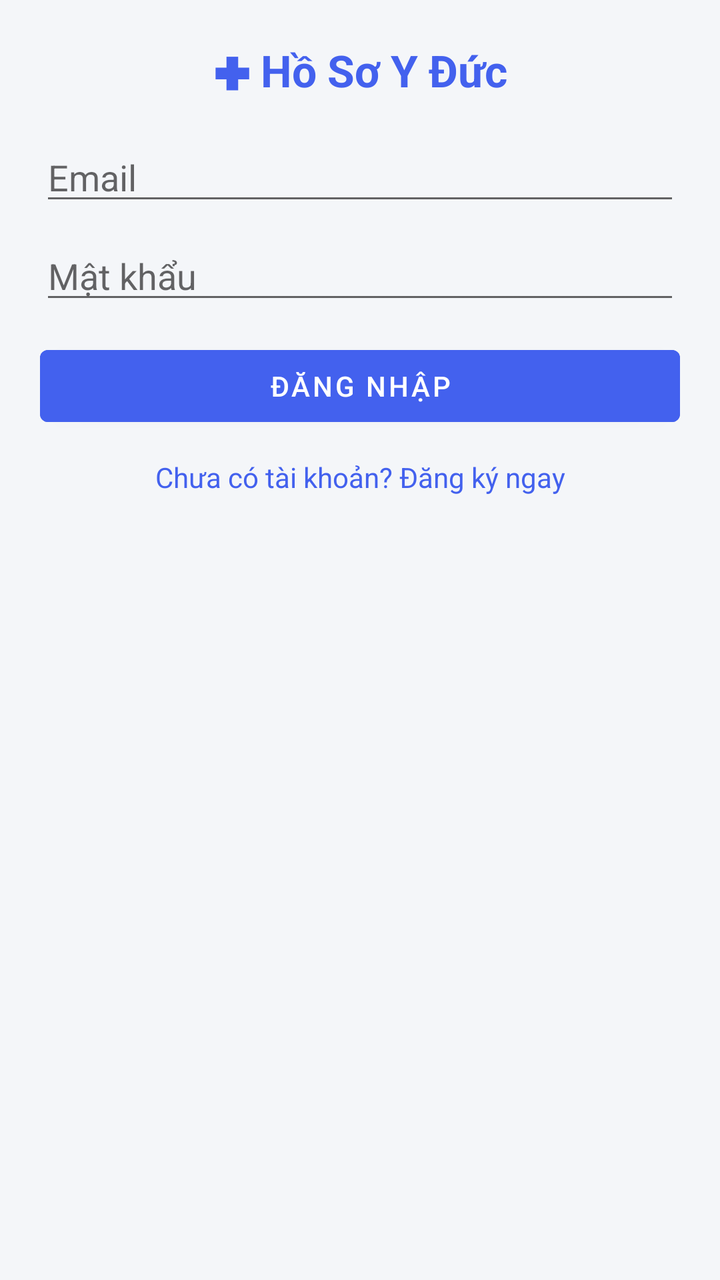
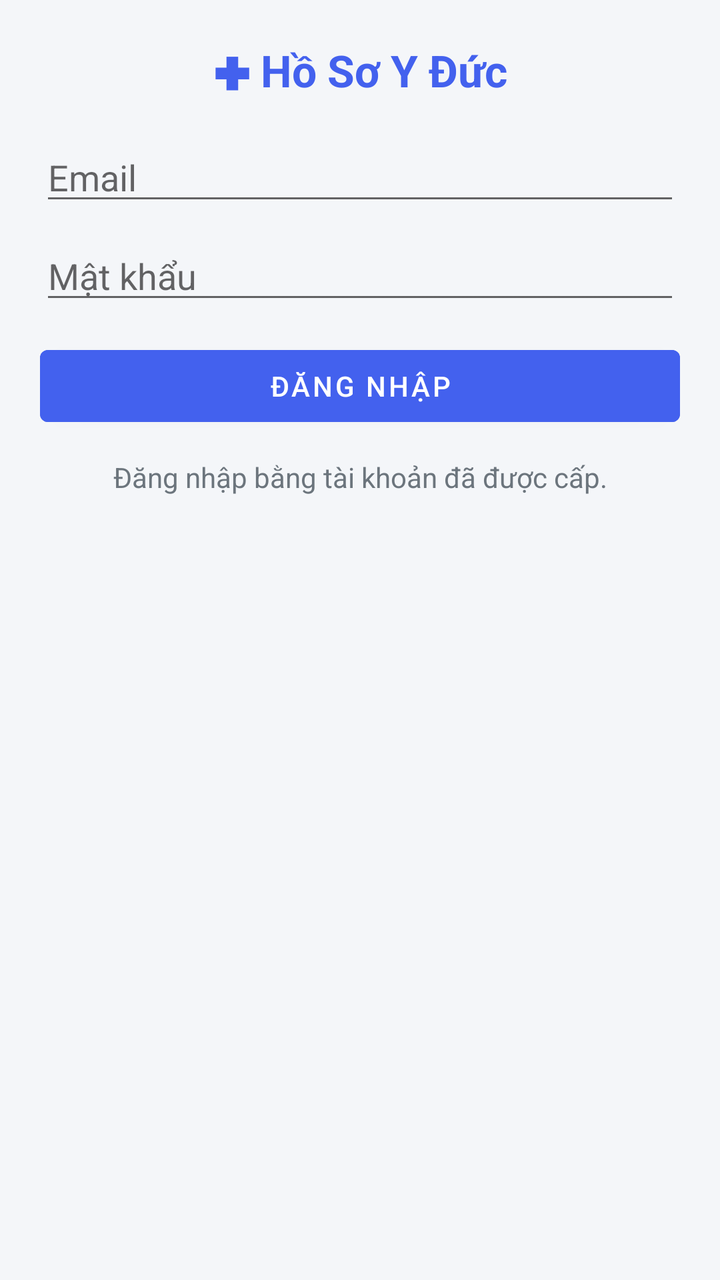

Two renders of the same Android screen: before a commit and after it. Below are the layout's source before the change and the commit's diff.
<!-- AndroidManifest.xml: application theme Theme.HoSoYDuc -->
<!-- res/layout/activity_main.xml -->
<?xml version="1.0" encoding="utf-8"?>
<FrameLayout xmlns:android="http://schemas.android.com/apk/res/android"
    xmlns:app="http://schemas.android.com/apk/res-auto"
    android:layout_width="match_parent"
    android:layout_height="match_parent"
    android:background="@color/background">

    
    <ScrollView
        android:id="@+id/authContainer"
        android:layout_width="match_parent"
        android:layout_height="match_parent">

        <LinearLayout
            android:layout_width="match_parent"
            android:layout_height="wrap_content"
            android:orientation="vertical"
            android:padding="20dp">

            <TextView
                android:layout_width="match_parent"
                android:layout_height="wrap_content"
                android:text="✚ Hồ Sơ Y Đức"
                android:textSize="22sp"
                android:textStyle="bold"
                android:textColor="@color/primary"
                android:gravity="center"
                android:layout_marginBottom="16dp" />

            <EditText
                android:id="@+id/etDisplayName"
                android:layout_width="match_parent"
                android:layout_height="wrap_content"
                android:hint="Tên hiển thị"
                android:visibility="gone"
                android:layout_marginBottom="8dp" />

            <EditText
                android:id="@+id/etEmail"
                android:layout_width="match_parent"
                android:layout_height="wrap_content"
                android:hint="Email"
                android:inputType="textEmailAddress"
                android:layout_marginBottom="8dp" />

            <EditText
                android:id="@+id/etPassword"
                android:layout_width="match_parent"
                android:layout_height="wrap_content"
                android:hint="Mật khẩu"
                android:inputType="textPassword"
                android:layout_marginBottom="12dp" />

            <Button
                android:id="@+id/btnAuth"
                android:layout_width="match_parent"
                android:layout_height="wrap_content"
                android:text="Đăng nhập"
                android:backgroundTint="@color/primary"
                android:textColor="@color/white" />

            <TextView
                android:id="@+id/tvToggleMode"
                android:layout_width="match_parent"
                android:layout_height="wrap_content"
                android:text="Chưa có tài khoản? Đăng ký ngay"
                android:textColor="@color/primary"
                android:gravity="center"
                android:padding="12dp" />

            <TextView
                android:id="@+id/tvAuthError"
                android:layout_width="match_parent"
                android:layout_height="wrap_content"
                android:textColor="@color/danger"
                android:textSize="12sp" />
        </LinearLayout>
    </ScrollView>

    
    <androidx.coordinatorlayout.widget.CoordinatorLayout
        android:id="@+id/dashboardContainer"
        android:layout_width="match_parent"
        android:layout_height="match_parent"
        android:visibility="gone">

        <com.google.android.material.appbar.AppBarLayout
            android:layout_width="match_parent"
            android:layout_height="wrap_content"
            android:background="@color/background"
            app:liftOnScroll="false">

            <LinearLayout
                android:layout_width="match_parent"
                android:layout_height="wrap_content"
                android:orientation="vertical"
                android:paddingLeft="20dp"
                android:paddingRight="20dp"
                android:paddingTop="16dp"
                android:paddingBottom="4dp"
                app:layout_scrollFlags="scroll|enterAlways">

                <LinearLayout
                    android:layout_width="match_parent"
                    android:layout_height="wrap_content"
                    android:orientation="horizontal"
                    android:gravity="center_vertical"
                    android:layout_marginBottom="12dp">

                    <TextView
                        android:id="@+id/tvUserInfo"
                        android:layout_width="0dp"
                        android:layout_height="wrap_content"
                        android:layout_weight="1"
                        android:textStyle="bold" />

                    <Button
                        android:id="@+id/btnLogout"
                        android:layout_width="wrap_content"
                        android:layout_height="wrap_content"
                        android:text="Đăng xuất"
                        android:textSize="11sp" />
                </LinearLayout>

                <TextView
                    android:id="@+id/tvCount"
                    android:layout_width="match_parent"
                    android:layout_height="wrap_content"
                    android:text="Tổng bản ghi: 0"
                    android:background="@color/white"
                    android:padding="10dp"
                    android:layout_marginBottom="10dp" />

                <Button
                    android:id="@+id/btnTimezoneSettings"
                    android:layout_width="match_parent"
                    android:layout_height="wrap_content"
                    android:text="⏱ Chọn múi giờ lưu trữ (24 vùng)"
                    android:backgroundTint="@color/white"
                    android:textColor="@color/primary"
                    android:layout_marginBottom="10dp" />

                <EditText
                    android:id="@+id/etManualInput"
                    android:layout_width="match_parent"
                    android:layout_height="wrap_content"
                    android:hint="Nhập thông tin / ghi chú..."
                    android:layout_marginBottom="8dp" />

                <Button
                    android:id="@+id/btnManualSave"
                    android:layout_width="match_parent"
                    android:layout_height="wrap_content"
                    android:text="＋ Lưu"
                    android:backgroundTint="@color/primary"
                    android:textColor="@color/white"
                    android:layout_marginBottom="12dp" />

                <EditText
                    android:id="@+id/etSearch"
                    android:layout_width="match_parent"
                    android:layout_height="wrap_content"
                    android:hint="Tìm kiếm..."
                    android:singleLine="true"
                    android:layout_marginBottom="10dp" />

                <LinearLayout
                    android:layout_width="match_parent"
                    android:layout_height="wrap_content"
                    android:orientation="horizontal"
                    android:layout_marginBottom="10dp">

                    <Button
                        android:id="@+id/btnExport"
                        android:layout_width="0dp"
                        android:layout_height="wrap_content"
                        android:layout_weight="1"
                        android:text="Xuất backup"
                        android:textSize="12sp"
                        android:layout_marginEnd="4dp" />

                    <Button
                        android:id="@+id/btnImport"
                        android:layout_width="0dp"
                        android:layout_height="wrap_content"
                        android:layout_weight="1"
                        android:text="Khôi phục"
                        android:textSize="12sp"
                        android:layout_marginStart="4dp"
                        android:layout_marginEnd="4dp" />

                    <Button
                        android:id="@+id/btnSync"
                        android:layout_width="0dp"
                        android:layout_height="wrap_content"
                        android:layout_weight="1"
                        android:text="Đồng bộ"
                        android:textSize="12sp"
                        android:layout_marginStart="4dp" />
                </LinearLayout>
            </LinearLayout>
        </com.google.android.material.appbar.AppBarLayout>

        <androidx.recyclerview.widget.RecyclerView
            android:id="@+id/recyclerView"
            android:layout_width="match_parent"
            android:layout_height="match_parent"
            android:clipToPadding="false"
            android:paddingLeft="20dp"
            android:paddingRight="20dp"
            android:paddingBottom="20dp"
            app:layout_behavior="@string/appbar_scrolling_view_behavior" />

        <TextView
            android:id="@+id/tvEmpty"
            android:layout_width="match_parent"
            android:layout_height="wrap_content"
            android:layout_gravity="center"
            android:text="Chưa có dữ liệu"
            android:gravity="center"
            android:padding="24dp"
            android:textColor="@color/gray"
            android:visibility="gone" />
    </androidx.coordinatorlayout.widget.CoordinatorLayout>
</FrameLayout>
<!-- resources referenced by this layout -->
<resources>
  <color name="background">#F4F6F9</color>
  <color name="danger">#F72585</color>
  <color name="gray">#6C757D</color>
  <color name="primary">#4361EE</color>
  <color name="white">#FFFFFF</color>
  <style name="Theme.HoSoYDuc" parent="Theme.MaterialComponents.DayNight.NoActionBar">
          <item name="colorPrimary">@color/primary</item>
          <item name="colorPrimaryDark">@color/secondary</item>
          <item name="colorAccent">@color/primary</item>
          <item name="android:windowBackground">@color/background</item>
      </style>
  <color name="secondary">#3F37C9</color>
</resources>

<!-- the commit's change to res/layout/activity_main.xml (unified diff, before → after) -->
@@ -28,14 +28,6 @@
                 android:layout_marginBottom="16dp" />
 
             <EditText
-                android:id="@+id/etDisplayName"
-                android:layout_width="match_parent"
-                android:layout_height="wrap_content"
-                android:hint="Tên hiển thị"
-                android:visibility="gone"
-                android:layout_marginBottom="8dp" />
-
-            <EditText
                 android:id="@+id/etEmail"
                 android:layout_width="match_parent"
                 android:layout_height="wrap_content"
@@ -60,11 +52,10 @@
                 android:textColor="@color/white" />
 
             <TextView
-                android:id="@+id/tvToggleMode"
-                android:layout_width="match_parent"
-                android:layout_height="wrap_content"
-                android:text="Chưa có tài khoản? Đăng ký ngay"
-                android:textColor="@color/primary"
+                android:layout_width="match_parent"
+                android:layout_height="wrap_content"
+                android:text="Đăng nhập bằng tài khoản đã được cấp."
+                android:textColor="@color/gray"
                 android:gravity="center"
                 android:padding="12dp" />
 
